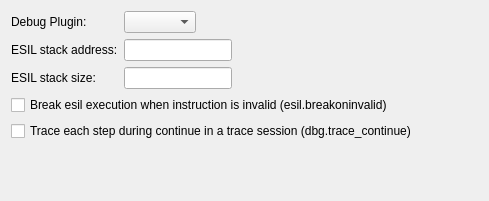
First picture: the form in src/dialogs/preferences/DebugOptionsWidget.ui, repository rizinorg/cutter, before the edit.
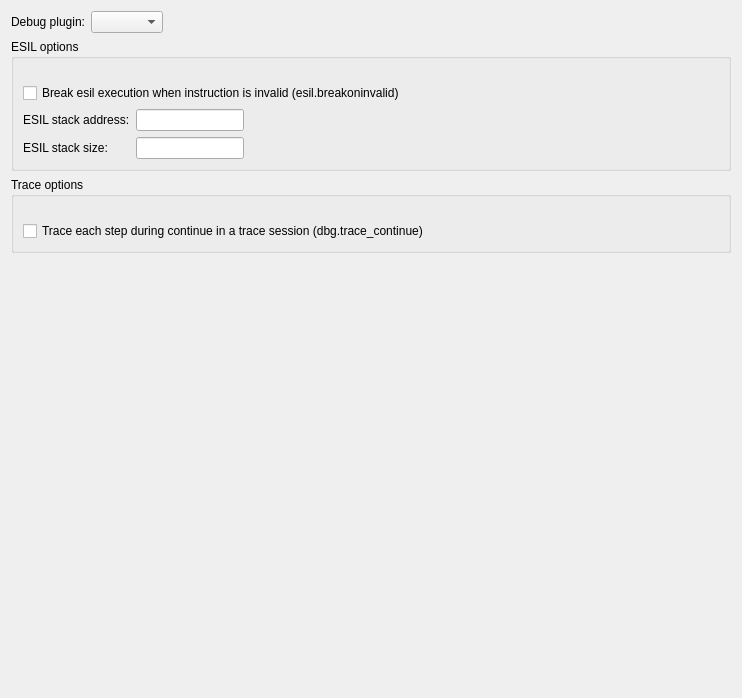
Second picture: the form after the edit.

Commit message: Split debug options into groups

Patch:
```diff
--- a/src/dialogs/preferences/DebugOptionsWidget.ui
+++ b/src/dialogs/preferences/DebugOptionsWidget.ui
@@ -6,8 +6,8 @@
    <rect>
     <x>0</x>
     <y>0</y>
-    <width>489</width>
-    <height>201</height>
+    <width>742</width>
+    <height>698</height>
    </rect>
   </property>
   <property name="windowTitle">
@@ -15,65 +15,95 @@
   </property>
   <layout class="QVBoxLayout" name="verticalLayout">
    <item>
-    <layout class="QFormLayout" name="formLayout">
+    <layout class="QVBoxLayout" name="verticalLayout_2">
+     <item>
+      <layout class="QFormLayout" name="formLayout_1">
+       <property name="sizeConstraint">
+        <enum>QLayout::SetDefaultConstraint</enum>
+       </property>
      <property name="fieldGrowthPolicy">
       <enum>QFormLayout::ExpandingFieldsGrow</enum>
      </property>
-     <property name="labelAlignment">
-      <set>Qt::AlignLeading|Qt::AlignLeft|Qt::AlignVCenter</set>
-     </property>
      <item row="0" column="0">
       <widget class="QLabel" name="pluginLabel">
        <property name="text">
-        <string>Debug Plugin:</string>
+          <string>Debug plugin:</string>
        </property>
       </widget>
      </item>
      <item row="0" column="1">
       <widget class="QComboBox" name="pluginComboBox"/>
      </item>
-     <item row="1" column="0">
-      <widget class="QLabel" name="esilstackAddr">
-       <property name="text">
-        <string>ESIL stack address:</string>
-       </property>
-      </widget>
+      </layout>
      </item>
-     <item row="1" column="1">
-      <widget class="QLineEdit" name="stackAddr">
-       <property name="sizePolicy">
-        <sizepolicy hsizetype="Preferred" vsizetype="Fixed">
-         <horstretch>0</horstretch>
-         <verstretch>0</verstretch>
-        </sizepolicy>
+     <item>
+      <widget class="QGroupBox" name="EsilOptions">
+       <property name="title">
+        <string>ESIL options</string>
        </property>
-      </widget>
-     </item>
-     <item row="3" column="0">
-      <widget class="QLabel" name="esilStackSize">
-       <property name="text">
-        <string>ESIL stack size:</string>
-       </property>
-      </widget>
-     </item>
-     <item row="3" column="1">
-      <widget class="QLineEdit" name="stackSize">
-       <property name="sizePolicy">
-        <sizepolicy hsizetype="Preferred" vsizetype="Fixed">
-         <horstretch>0</horstretch>
-         <verstretch>0</verstretch>
-        </sizepolicy>
-       </property>
-      </widget>
-     </item>
-     <item row="4" column="0" colspan="2">
+       <layout class="QVBoxLayout" name="verticalLayout_3">
+        <property name="sizeConstraint">
+         <enum>QLayout::SetDefaultConstraint</enum>
+        </property>
+        <property name="topMargin">
+         <number>24</number>
+        </property>
+        <item>
       <widget class="QCheckBox" name="esilBreakOnInvalid">
        <property name="text">
         <string>Break esil execution when instruction is invalid (esil.breakoninvalid)</string>
        </property>
       </widget>
      </item>
-     <item row="5" column="0" colspan="2">
+        <item>
+         <layout class="QFormLayout" name="formLayout_2">
+          <property name="sizeConstraint">
+           <enum>QLayout::SetDefaultConstraint</enum>
+          </property>
+          <property name="fieldGrowthPolicy">
+           <enum>QFormLayout::FieldsStayAtSizeHint</enum>
+          </property>
+          <item row="0" column="0">
+           <widget class="QLabel" name="stackAddrLabel">
+            <property name="text">
+             <string>ESIL stack address:</string>
+            </property>
+            <property name="scaledContents">
+             <bool>false</bool>
+            </property>
+           </widget>
+          </item>
+          <item row="1" column="0">
+           <widget class="QLabel" name="stackSizeLabel">
+            <property name="toolTip">
+             <string>Hide text when zooming out and it is smaller than the given value. Higher values can increase Performance.</string>
+            </property>
+            <property name="text">
+             <string>ESIL stack size:</string>
+            </property>
+           </widget>
+          </item>
+          <item row="0" column="1">
+           <widget class="QLineEdit" name="stackAddr"/>
+          </item>
+          <item row="1" column="1">
+           <widget class="QLineEdit" name="stackSize"/>
+          </item>
+         </layout>
+        </item>
+       </layout>
+      </widget>
+     </item>
+     <item>
+      <widget class="QGroupBox" name="TraceOptions">
+       <property name="title">
+        <string>Trace options</string>
+       </property>
+       <layout class="QVBoxLayout" name="verticalLayout_4">
+        <property name="topMargin">
+         <number>24</number>
+        </property>
+        <item>
       <widget class="QCheckBox" name="traceContinue">
        <property name="text">
         <string>Trace each step during continue in a trace session (dbg.trace_continue)</string>
@@ -81,6 +111,22 @@
       </widget>
      </item>
     </layout>
+      </widget>
+     </item>
+    </layout>
+   </item>
+   <item>
+    <spacer name="verticalSpacer">
+     <property name="orientation">
+      <enum>Qt::Vertical</enum>
+     </property>
+     <property name="sizeHint" stdset="0">
+      <size>
+       <width>20</width>
+       <height>40</height>
+      </size>
+     </property>
+    </spacer>
    </item>
   </layout>
  </widget>
```
Left out of the diff: 2 changed lines with no effect on the pictures. Lines whose indentation alone changed are shown as unchanged.
